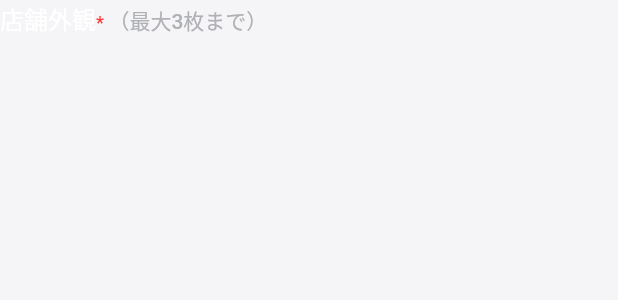
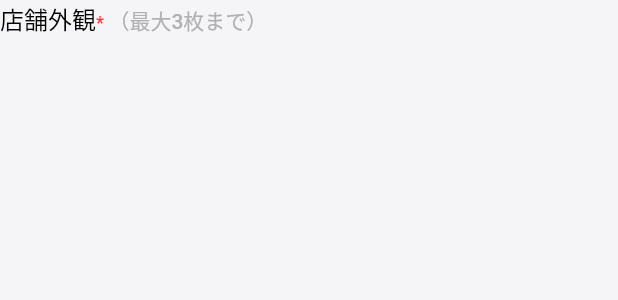
Before and after one commit to Shrisha-shrestha/jiitak_test, a Flutter app: the CustomTitleWidget widget shown alone on an empty page, opened directly, on a phone screen of 412 x 824 dp. Shown: the top 300 px of the screen. Run offline on Flutter 3.47's test engine with Material 3 defaults, Android fonts, the phone set to English and light mode, and no system bars; our stand-ins replace device_preview, dotted_border, dropdown_button2, get, go_router, remixicon.

Commit message:
minor fixes

```diff
--- a/lib/src/features/details_page/details_view.dart
+++ b/lib/src/features/details_page/details_view.dart
@@ -116,7 +116,7 @@ class DetailsView extends StatelessWidget {
                                       itemCount: 15,
                                       itemBuilder: (context, index) {
                                         return Image.asset(
-                                          'assets/png/Star.png',
+                                          'assets/png/star.png',
                                           fit: BoxFit.cover,
                                         );
                                       },
--- a/lib/src/features/edit_profile/widgets/custom_title_widget.dart
+++ b/lib/src/features/edit_profile/widgets/custom_title_widget.dart
@@ -3,6 +3,7 @@ import 'package:flutter/material.dart';
 import 'package:jiitak_test/src/config/themes/color_constants.dart';
 import 'package:jiitak_test/src/config/themes/text_theme.dart';
 import 'package:jiitak_test/src/shared/utils/resp_util.dart';
+
 class CustomTitleWidget extends StatelessWidget {
   const CustomTitleWidget({super.key, required this.title, this.subtitle});
   final String title;
@@ -15,7 +16,7 @@ class CustomTitleWidget extends StatelessWidget {
         RichText(
           text: TextSpan(
             text: title,
-            style: resp.thm.textTheme.pMedium16Regular,
+            style: resp.thm.textTheme.pMedium16Regular.copyWith(color: Colors.black),
             children: <TextSpan>[
               TextSpan(text: '* ', style: resp.thm.textTheme.pXsmall12Medium.copyWith(color: ColorConstants.danger400)),
               TextSpan(text: subtitle, style: resp.thm.textTheme.pSmall14Medium.copyWith(color: ColorConstants.gray300))
--- a/lib/src/shared/widgets/custom_form_fields.dart
+++ b/lib/src/shared/widgets/custom_form_fields.dart
@@ -42,7 +42,7 @@ class CustomTextFormField extends StatelessWidget {
         RichText(
           text: TextSpan(
             text: title,
-            style: thm.textTheme.pMedium16Regular,
+            style: thm.textTheme.pMedium16Regular.copyWith(color: ColorConstants.black),
             children: <TextSpan>[
               TextSpan(text: '*    ', style: thm.textTheme.pXsmall12Medium.copyWith(color: ColorConstants.danger400)),
             ],
```
Also changed, not shown: pubspec.lock, 1 other file.
